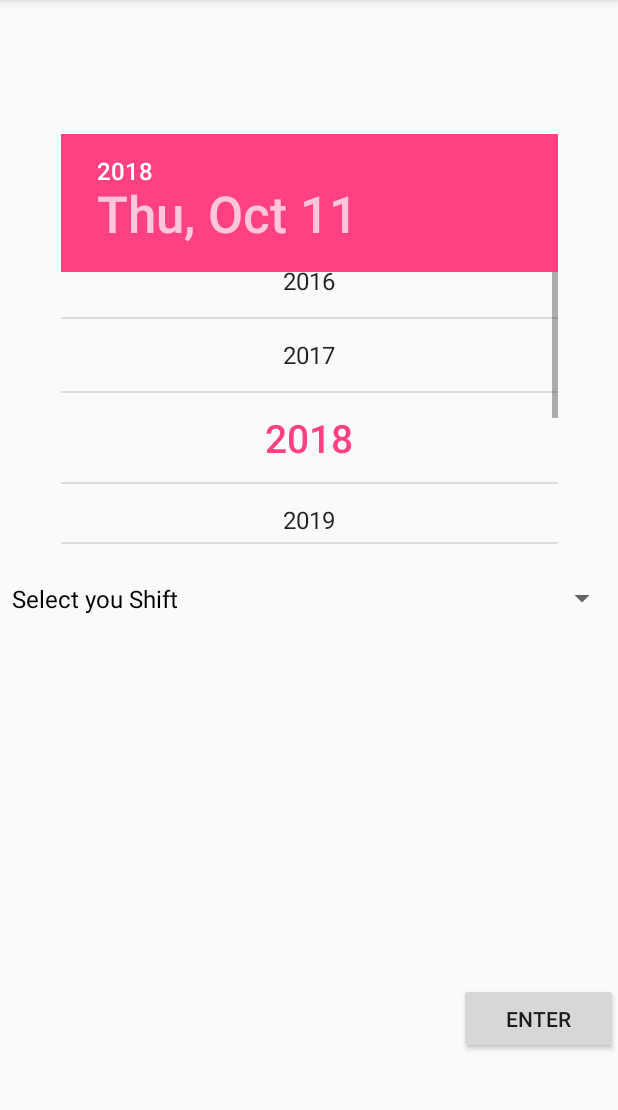
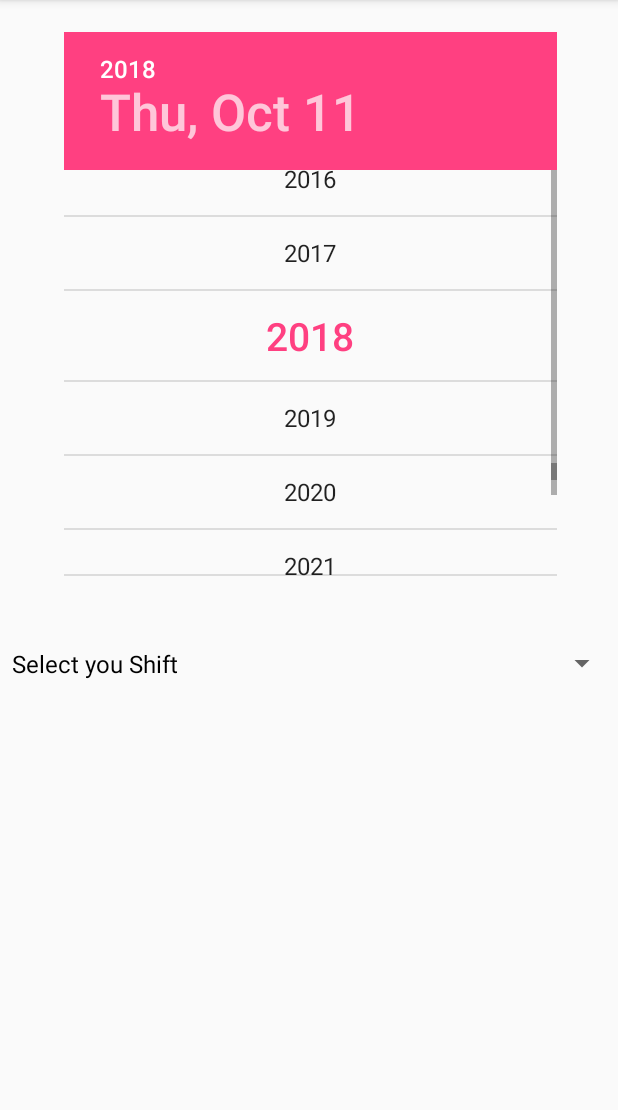
Before and after one commit to Charnpreet/Shift-Swap, an Android app: the fragment ShiftSwap shown on its own in the app's theme, after a tap on "2018", on a phone screen of 412 x 824 dp, the part 84-1194 px from its top. Run offline under Robolectric (Android 15) with nearby library versions, the phone set to English and light mode, and no system bars.

Commit message:
pushing changes

```diff
--- a/app/src/main/res/layout/availability.xml
+++ b/app/src/main/res/layout/availability.xml
@@ -9,7 +9,7 @@
     <android.support.design.widget.TabLayout
         android:id="@+id/tabLayout"
         android:layout_width="match_parent"
-        android:layout_height="52dp"
+        android:layout_height="54dp"
         android:layout_marginBottom="456dp"
         app:layout_constraintBottom_toBottomOf="parent"
         app:layout_constraintEnd_toEndOf="parent"
@@ -23,6 +23,7 @@
             android:layout_width="wrap_content"
             android:layout_height="wrap_content"
             android:text="@string/right" />
+
         <android.support.design.widget.TabItem
             android:id="@+id/viewavail"
 
--- a/app/src/main/res/layout/shift_swap.xml
+++ b/app/src/main/res/layout/shift_swap.xml
@@ -7,23 +7,23 @@
 
     <DatePicker
         android:id="@+id/datePicker"
-        android:layout_width="342dp"
-        android:layout_height="284dp"
-        android:layout_marginTop="84dp"
+        android:layout_width="339dp"
+        android:layout_height="373dp"
+        android:layout_marginTop="16dp"
         android:calendarViewShown="false"
         android:datePickerMode="calendar"
         android:gravity="center"
         android:padding="5sp"
         app:layout_constraintEnd_toEndOf="parent"
-        app:layout_constraintHorizontal_bias="0.507"
+        app:layout_constraintHorizontal_bias="0.511"
         app:layout_constraintStart_toStartOf="parent"
         app:layout_constraintTop_toTopOf="parent" />
 
     <Spinner
         android:id="@+id/shift_swap_spinner"
         android:layout_width="match_parent"
-        android:layout_height="46dp"
-        android:layout_marginTop="8dp"
+        android:layout_height="34dp"
+        android:layout_marginTop="36dp"
         app:layout_constraintEnd_toEndOf="parent"
         app:layout_constraintHorizontal_bias="0.0"
         app:layout_constraintStart_toStartOf="parent"
@@ -31,16 +31,17 @@
 
     <Button
         android:id="@+id/swapEnterButton"
-        android:layout_width="106dp"
-        android:layout_height="47dp"
+        android:layout_width="107dp"
+        android:layout_height="35dp"
+        android:layout_marginTop="150dp"
         android:layout_marginBottom="45dp"
-        android:layout_marginTop="150dp"
         android:text="Enter"
+        android:visibility="invisible"
         app:layout_constraintBottom_toBottomOf="parent"
         app:layout_constraintEnd_toEndOf="parent"
-        app:layout_constraintHorizontal_bias="1.0"
+        app:layout_constraintHorizontal_bias="0.78"
         app:layout_constraintStart_toStartOf="parent"
         app:layout_constraintTop_toBottomOf="@+id/shift_swap_spinner"
-        app:layout_constraintVertical_bias="0.806" />
+        app:layout_constraintVertical_bias="0.794" />
 
 </android.support.constraint.ConstraintLayout>
--- a/app/src/main/res/values/strings.xml
+++ b/app/src/main/res/values/strings.xml
@@ -13,4 +13,5 @@
     <string name="am">AM</string>
     <string name="pm">PM</string>
     <string name="nd">ND</string>
+    <string name="list_of_avialable_users">List of Avialable users</string>
 </resources>
--- a/build.gradle
+++ b/build.gradle
@@ -7,7 +7,7 @@ buildscript {
         jcenter()
     }
     dependencies {
-        classpath 'com.android.tools.build:gradle:3.2.0'
+        classpath 'com.android.tools.build:gradle:3.1.4'
 
 
         // NOTE: Do not place your application dependencies here; they belong
```
Also changed, not shown: app/src/main/java/com/example/charnpreet/shiftswap/AfterLogin.java (+13 -26 lines), app/src/main/java/com/example/charnpreet/shiftswap/AvailableUsers.java (added, +36 -0 lines), app/src/main/java/com/example/charnpreet/shiftswap/Available_User_Adapater.java (added, +39 -0 lines), app/src/main/java/com/example/charnpreet/shiftswap/ShiftSwap.java (+13 -0 lines), app/src/main/res/layout/available_user_list_for_view_adapater.xml (added, +21 -0 lines), app/src/main/res/layout/available_users.xml (added, +32 -0 lines), gradle/wrapper/gradle-wrapper.properties, 3 other files.
